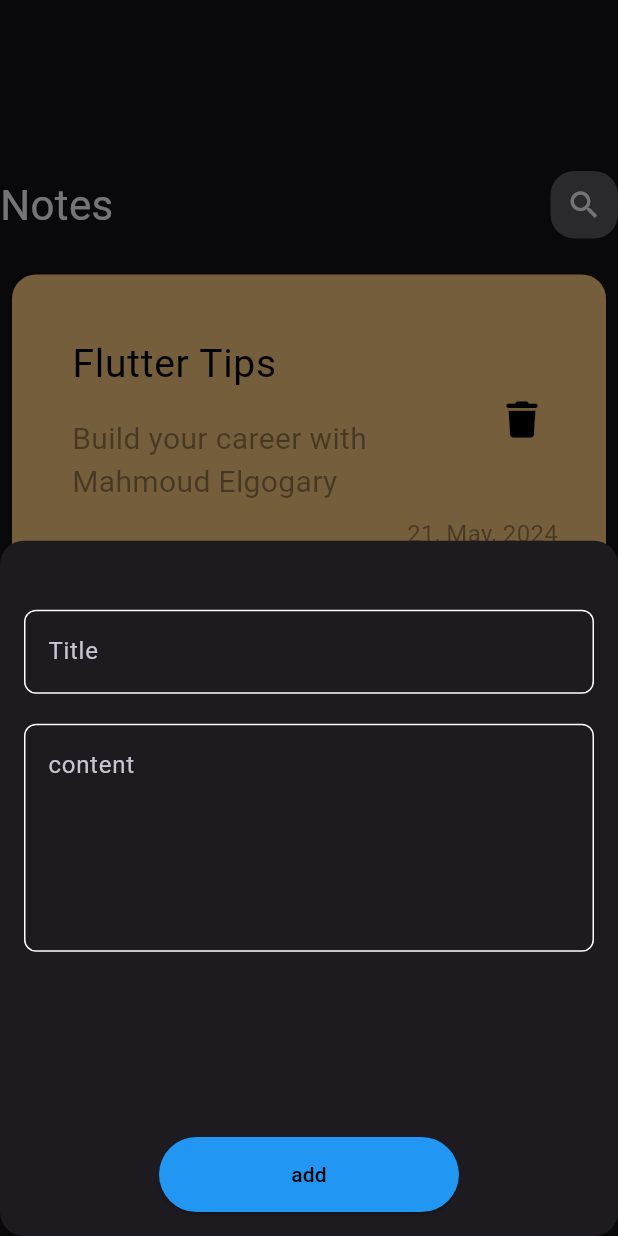
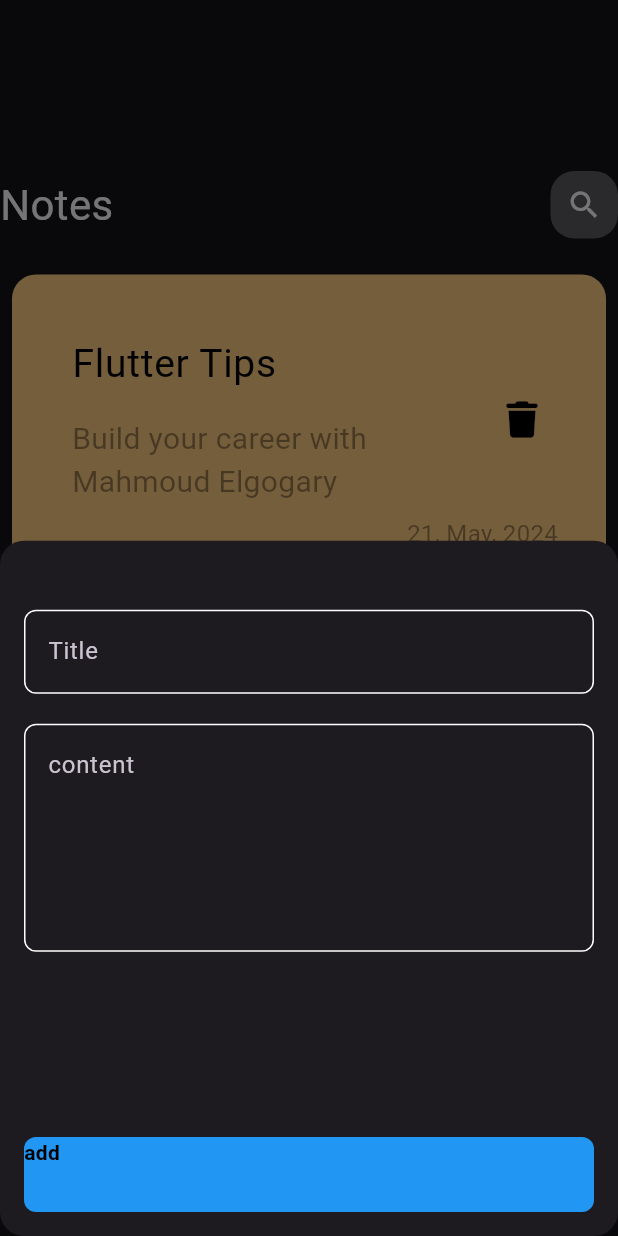
Before and after one commit to mahmoud0102000/note_app, a Flutter app: the screen it shows after launch, after a tap on the "add" icon, on a phone screen of 412 x 824 dp. Run offline on Flutter 3.47's test engine with Material 3 defaults, Android fonts, the phone set to English and light mode, and no system bars; our stand-ins replace bloc, font_awesome_flutter, hive, hive_flutter; accounts and stored records are empty.

```diff
--- /dev/null
+++ b/lib/add_note_cubit/cubit/cubit/add_note_state.dart
@@ -0,0 +1,6 @@
+part of 'add_note_cubit.dart';
+
+@immutable
+sealed class AddNoteState {}
+
+final class AddNoteInitial extends AddNoteState {}
--- a/lib/main.dart
+++ b/lib/main.dart
@@ -1,7 +1,11 @@
 import 'package:flutter/material.dart';
+import 'package:hive_flutter/hive_flutter.dart';
 import 'package:note_app/notes_view.dart';
+import 'package:note_app/view/widget/constants.dart';
 
-void main() {
+void main() async {
+  await Hive.initFlutter();
+  await Hive.openBox(kNotesBox);
   runApp(const NotesApp());
 }
 
--- /dev/null
+++ b/lib/view/widget/constants.dart
@@ -0,0 +1,4 @@
+import 'package:flutter/material.dart';
+
+const kPrimarycolor = Colors.blue;
+const kNotesBox = 'notes_Box';
--- a/lib/view/widget/custom_add_bottom_sheet.dart
+++ b/lib/view/widget/custom_add_bottom_sheet.dart
@@ -1,4 +1,5 @@
 import 'package:flutter/material.dart';
+import 'package:note_app/view/widget/custom_button.dart';
 import 'package:note_app/view/widget/custom_textfield.dart';
 
 class CustomAddBottomSheet extends StatelessWidget {
@@ -6,33 +7,60 @@ class CustomAddBottomSheet extends StatelessWidget {
 
   @override
   Widget build(BuildContext context) {
-    return Padding(
-      padding: const EdgeInsets.symmetric(horizontal: 16, vertical: 16),
+    return const Padding(
+      padding: EdgeInsets.symmetric(horizontal: 16, vertical: 16),
+      child: AddNoteForm(),
+    );
+  }
+}
+
+class AddNoteForm extends StatefulWidget {
+  const AddNoteForm({
+    super.key,
+  });
+
+  @override
+  State<AddNoteForm> createState() => _AddNoteFormState();
+}
+
+class _AddNoteFormState extends State<AddNoteForm> {
+  final GlobalKey<FormState> formkey = GlobalKey();
+  AutovalidateMode autovalidateMode = AutovalidateMode.disabled;
+  String? title, subtitle;
+  @override
+  Widget build(BuildContext context) {
+    return Form(
+      key: formkey,
+      autovalidateMode: autovalidateMode,
       child: Column(
         children: [
           const SizedBox(height: 30),
-          const CustomTextfield(
+          CustomTextfield(
+            onSaved: (value) {
+              title = value;
+            },
             hint: 'Title',
           ),
           const SizedBox(
             height: 20,
           ),
-          const CustomTextfield(
+          CustomTextfield(
+            onSaved: (value) {
+              subtitle = value;
+            },
             hint: 'content',
             maxlines: 5,
           ),
-          Spacer(),
-          SizedBox(
-            height: 50,
-            width: 200,
-            child: ElevatedButton(
-              style: ButtonStyle(
-                  backgroundColor: WidgetStatePropertyAll(Colors.blue)),
-              onPressed: () {
-                Navigator.pop(context);
-              },
-              child: const Text('add', style: TextStyle(color: Colors.black)),
-            ),
+          const Spacer(),
+          CustomButton(
+            onTap: () {
+              if (formkey.currentState!.validate()) {
+                formkey.currentState!.save();
+              } else {
+                autovalidateMode = AutovalidateMode.always;
+                setState(() {});
+              }
+            },
           )
         ],
       ),
--- a/lib/view/widget/custom_app_bar.dart
+++ b/lib/view/widget/custom_app_bar.dart
@@ -11,9 +11,9 @@ class CustomAppBar extends StatelessWidget {
       children: [
         Text(
           title,
-          style: TextStyle(color: Colors.white, fontSize: 28),
+          style: const TextStyle(color: Colors.white, fontSize: 28),
         ),
-        Spacer(),
+        const Spacer(),
         CustomIcon(
           icon: icon,
         )
--- /dev/null
+++ b/lib/view/widget/custom_button.dart
@@ -0,0 +1,20 @@
+import 'package:flutter/material.dart';
+import 'package:note_app/view/widget/constants.dart';
+
+class CustomButton extends StatelessWidget {
+  const CustomButton({super.key, this.onTap});
+  final void Function()? onTap;
+  @override
+  Widget build(BuildContext context) {
+    return GestureDetector(
+        onTap: onTap,
+        child: Container(
+            width: MediaQuery.of(context).size.width,
+            height: 50,
+            decoration: BoxDecoration(
+                color: kPrimarycolor, borderRadius: BorderRadius.circular(8)),
+            child: const Text('add',
+                style: TextStyle(
+                    color: Colors.black, fontWeight: FontWeight.bold))));
+  }
+}
--- a/lib/view/widget/custom_note_item.dart
+++ b/lib/view/widget/custom_note_item.dart
@@ -10,7 +10,7 @@ class CustomNoteItem extends StatelessWidget {
     return GestureDetector(
       onTap: () {
         Navigator.push(context, MaterialPageRoute(builder: (context) {
-          return EditNoteVeiw();
+          return const EditNoteVeiw();
         }));
       },
       child: Padding(
--- a/lib/view/widget/custom_textfield.dart
+++ b/lib/view/widget/custom_textfield.dart
@@ -1,13 +1,22 @@
 import 'package:flutter/material.dart';
 
 class CustomTextfield extends StatelessWidget {
-  const CustomTextfield({super.key, required this.hint, this.maxlines = 1});
+  const CustomTextfield(
+      {super.key, required this.hint, this.maxlines = 1, this.onSaved});
   final String hint;
   final int maxlines;
-
+  final void Function(String?)? onSaved;
   @override
   Widget build(BuildContext context) {
-    return TextField(
+    return TextFormField(
+      onSaved: onSaved,
+      validator: (value) {
+        if (value?.isEmpty ?? true) {
+          return 'field is required';
+        } else {
+          return null;
+        }
+      },
       maxLines: maxlines,
       decoration: InputDecoration(
         hintText: hint,
@@ -16,11 +25,11 @@ class CustomTextfield extends StatelessWidget {
         ),
         enabledBorder: OutlineInputBorder(
           borderRadius: BorderRadius.circular(8),
-          borderSide: BorderSide(color: Colors.white),
+          borderSide: const BorderSide(color: Colors.white),
         ),
         focusedBorder: OutlineInputBorder(
           borderRadius: BorderRadius.circular(8),
-          borderSide: BorderSide(color: Colors.white),
+          borderSide: const BorderSide(color: Colors.white),
         ),
       ),
     );
--- a/pubspec.yaml
+++ b/pubspec.yaml
@@ -36,6 +36,10 @@ dependencies:
   # Use with the CupertinoIcons class for iOS style icons.
   cupertino_icons: ^1.0.8
   font_awesome_flutter: ^10.8.0
+  hive: ^2.2.3
+  hive_flutter: ^1.1.0
+  flutter_bloc: ^8.1.6
+
 
 dev_dependencies:
   flutter_test:
@@ -47,6 +51,8 @@ dev_dependencies:
   # package. See that file for information about deactivating specific lint
   # rules and activating additional ones.
   flutter_lints: ^4.0.0
+  build_runner: ^2.4.13
+  hive_generator: ^2.0.1
 
 # For information on the generic Dart part of this file, see the
 # following page: https://dart.dev/tools/pub/pubspec
```
Also changed, not shown: lib/add_note_cubit/cubit/cubit/add_note_cubit.dart (added, +8 -0 lines), lib/model/note_model.dart (added, +21 -0 lines), lib/model/notes_model.dart (deleted, +0 -14 lines), lib/model/note_model.g.dart (added), pubspec.lock, 1 other file.
